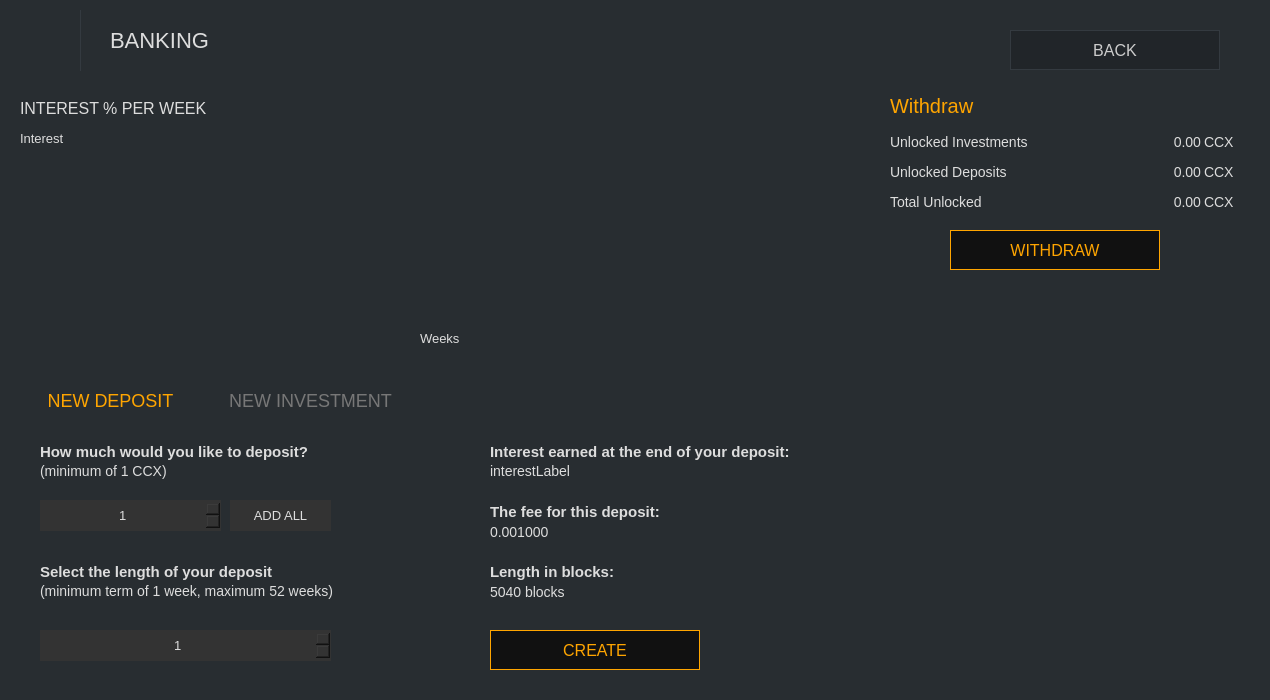
Before: the Qt Designer form src/gui/ui/depositsframe.ui in ConcealNetwork/conceal-desktop, drawn with Qt 5.
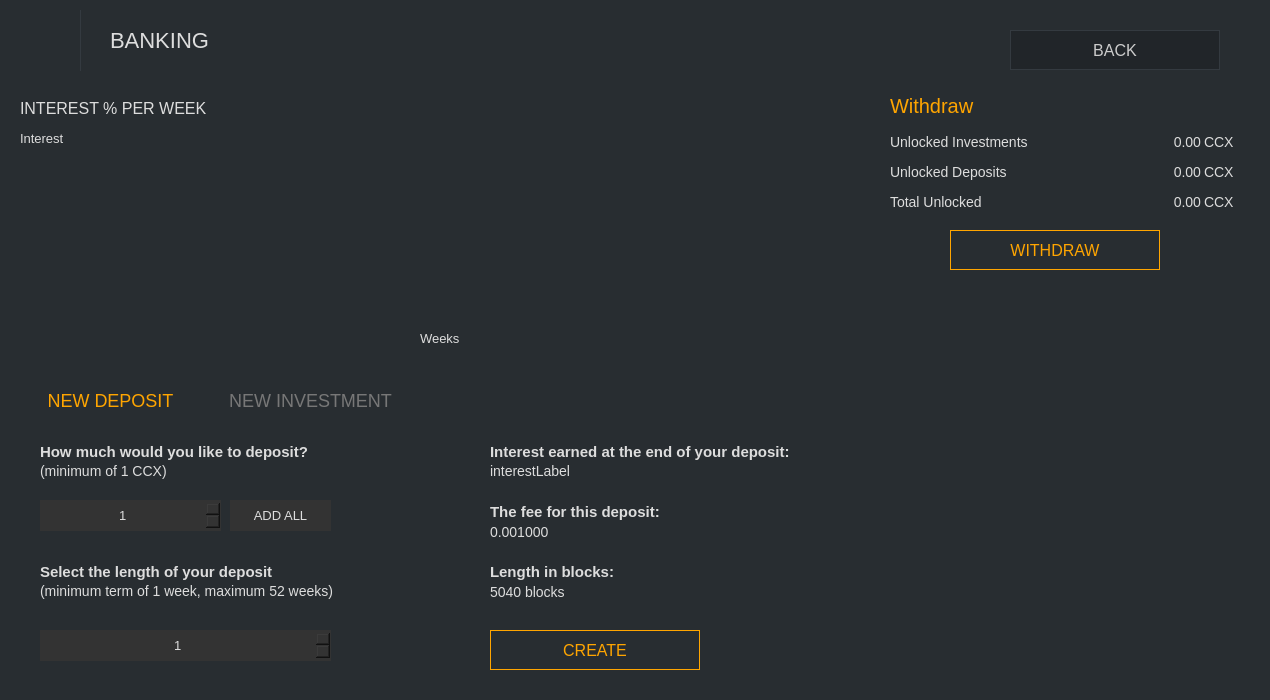
After: the same form once the commit is applied. Icons and pictures are not drawn.

Patch:
```diff
--- a/src/gui/ui/depositsframe.ui
+++ b/src/gui/ui/depositsframe.ui
@@ -230,7 +230,7 @@
         </font>
        </property>
        <property name="styleSheet">
-        <string notr="true">QPushButton#m_depositButton {color: orange; background-color: #111111; border: 1px solid orange; font-size: 16px;}
+        <string notr="true">QPushButton#m_depositButton {color: orange;  border: 1px solid orange; font-size: 16px;}
 
 QPushButton#m_depositButton:hover {color: orange; background-color: #111111; border: 2px solid orange; font-size: 16px;}</string>
        </property>
@@ -714,7 +714,7 @@
         </font>
        </property>
        <property name="styleSheet">
-        <string notr="true">QPushButton#m_withdrawButton {color: orange; background-color: #111111; border: 1px solid orange; font-size: 16px;}
+        <string notr="true">QPushButton#m_withdrawButton {color: orange;  border: 1px solid orange; font-size: 16px;}
 
 QPushButton#m_withdrawButton:hover {color: orange; background-color: #111111; border: 2px solid orange; font-size: 16px;}</string>
        </property>
@@ -1055,7 +1055,7 @@
         </font>
        </property>
        <property name="styleSheet">
-        <string notr="true">color: orange; background-color: #111111; border: 1px solid orange; font-size: 16px;</string>
+        <string notr="true">color: orange;  border: 1px solid orange; font-size: 16px;</string>
        </property>
        <property name="text">
         <string>CREATE</string>
```
Left out of the diff: 4 changed lines with no effect on the pictures.
